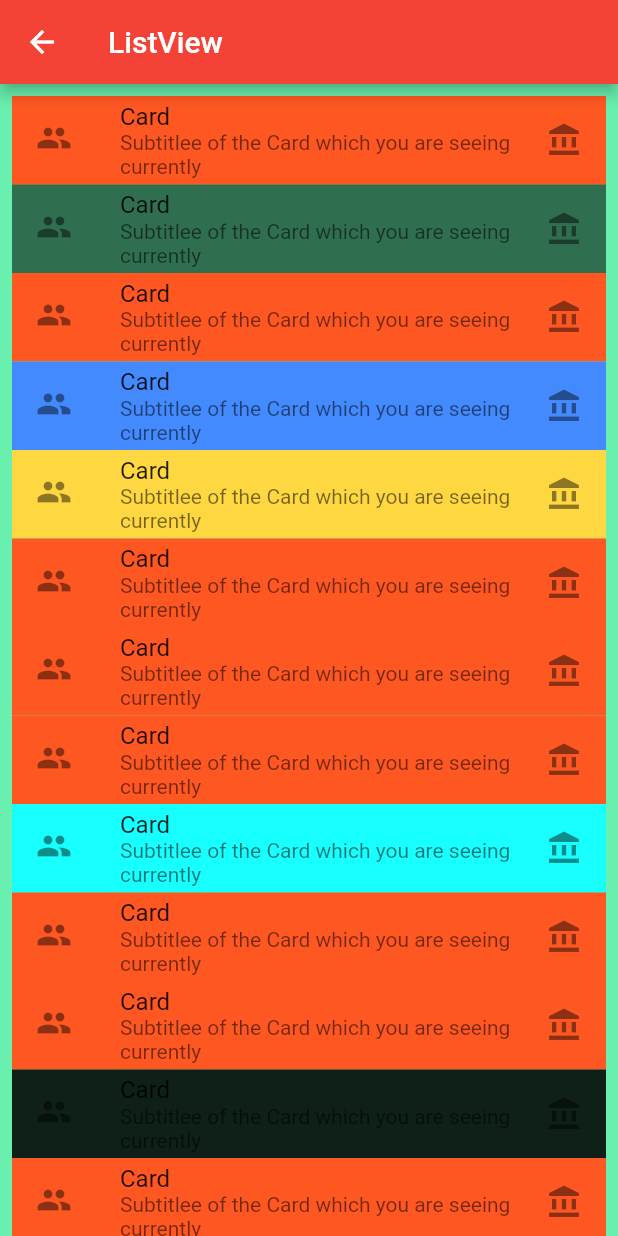
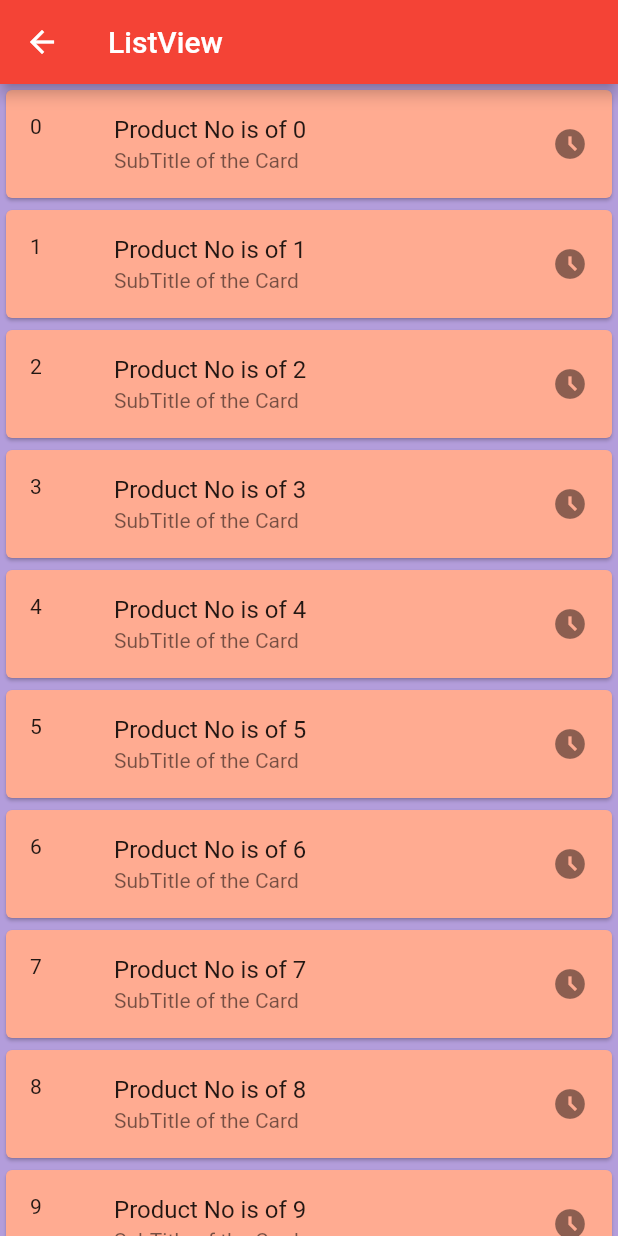
Before and after one commit to BoppeCharan/FlutterPractice, a Flutter app: the ThirdScreen screen opened directly, on a phone screen of 412 x 824 dp. Run offline on Flutter 3.47's test engine with Material 2 defaults, Android fonts, the phone set to English and light mode, and no system bars; our stand-ins replace fluttertoast; missing offline and left inert: dart:js.

Commit message:
Added Dynamic ListView

```diff
--- a/lib/screens/page_three.dart
+++ b/lib/screens/page_three.dart
@@ -1,3 +1,5 @@
+import 'dart:js';
+
 import 'package:flutter/material.dart';
 
 class ThirdScreen extends StatelessWidget {
@@ -9,9 +11,37 @@ class ThirdScreen extends StatelessWidget {
       appBar: AppBar(
         title: const Text("ListView"),
       ),
-      backgroundColor: Colors.greenAccent,
-      body: createListView(),
+      backgroundColor: Colors.deepPurple.shade200,
+      body: createCustomListView(),
     );
+  }
+
+  List<String> generateList() {
+    List<String> itemsList =
+        List.generate(1000, (index) => "Product No is of $index");
+    return itemsList;
+  }
+
+  Widget createCustomListView() {
+    var generatedList = generateList();
+    var listView = ListView.builder(
+      itemBuilder: (context, index) {
+        return Card(
+          // decoration: const BoxDecoration(
+          //   border: Border(: BorderSide()),
+          // ),
+          color: Colors.deepOrange.shade200,
+          child: ListTile(
+            leading: Text("$index"),
+            title: Text(generatedList[index]),
+            subtitle: const Text("SubTitle of the Card"),
+            trailing: const Icon(Icons.access_time_filled_outlined),
+            onTap: () => print("Clicked on the item indexed at $index"),
+          ),
+        );
+      },
+    );
+    return listView;
   }
 
   Widget createListView() {
```
